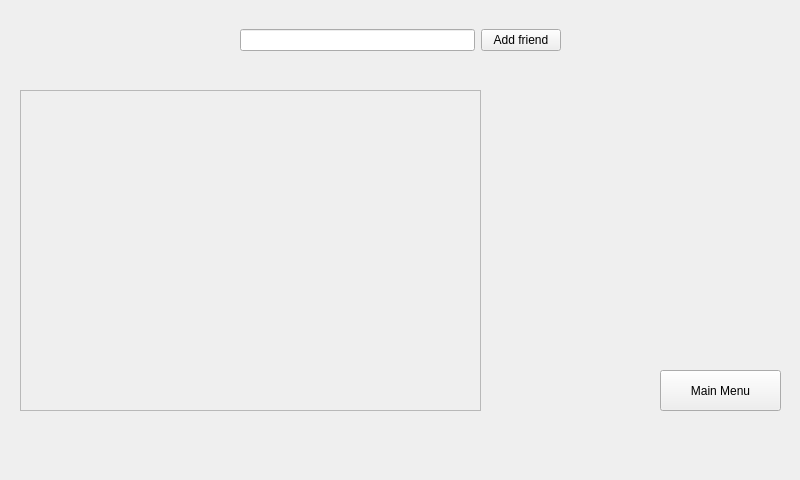
Old version of the form interface/application.ui in the repository DeliTrbat/LearNet.
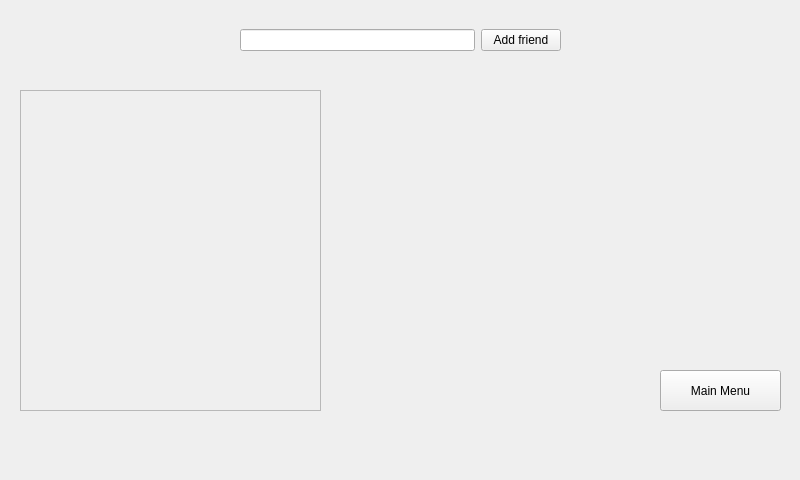
New version of the form. The open tabs and pages were chosen to show the change.

Commit message: Working message friend buttons

```diff
--- a/interface/application.ui
+++ b/interface/application.ui
@@ -110,7 +110,7 @@
       <rect>
        <x>20</x>
        <y>90</y>
-       <width>461</width>
+       <width>301</width>
        <height>321</height>
       </rect>
      </property>
@@ -122,7 +122,7 @@
        <rect>
         <x>0</x>
         <y>0</y>
-        <width>459</width>
+        <width>299</width>
         <height>319</height>
        </rect>
       </property>
```
The commit also changes 4 other files.
